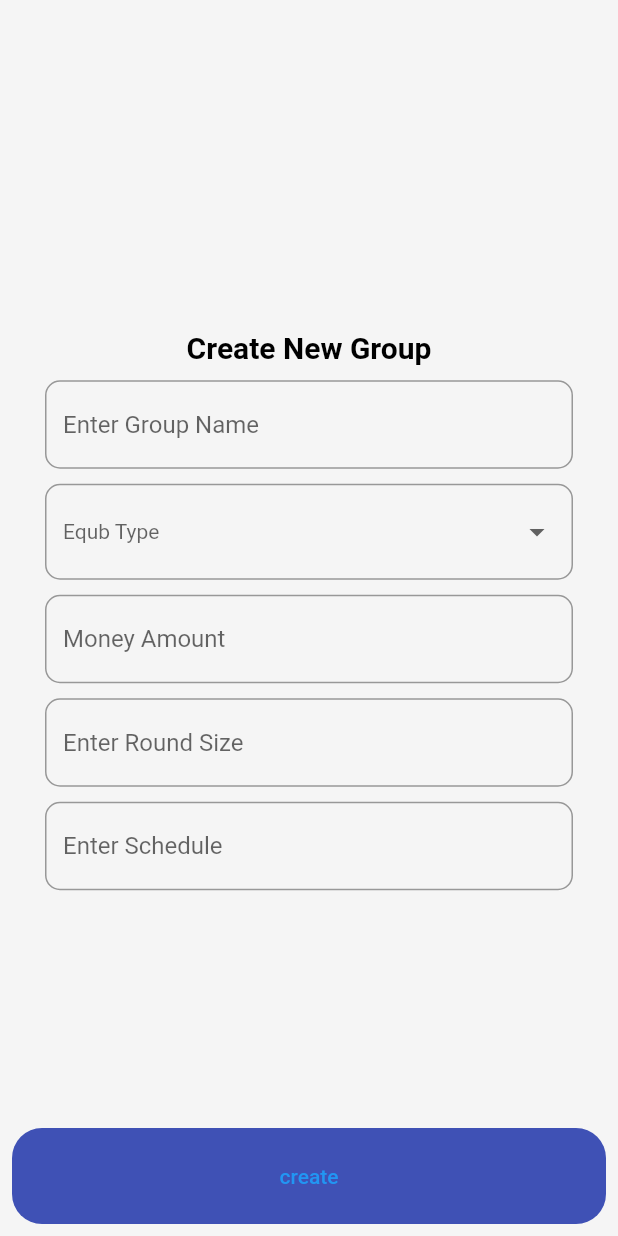
After one commit to anonymousdomain/equb, a Flutter app: the NewEqub screen opened directly, on a phone screen of 412 x 824 dp. The commit adds this screen. Run offline on Flutter 3.47's test engine with Material 2 defaults, Android fonts, the phone set to English and light mode, and no system bars; our stand-ins replace cloud_firestore, connectivity_plus, country_code_picker, firebase_auth, firebase_core, firebase_storage and 5 more; missing offline and left inert: firebase_app_check; accounts and stored records are empty.

Commit message:
create a new group form

```diff
--- /dev/null
+++ b/lib/screens/equbGroup/new_equb_group.dart
@@ -0,0 +1,154 @@
+import 'package:equb/utils/theme.dart';
+import 'package:equb/widget/custom_button.dart';
+import 'package:flutter/material.dart';
+
+class NewEqub extends StatefulWidget {
+  const NewEqub({super.key});
+
+  @override
+  State<NewEqub> createState() => _NewEqubState();
+}
+
+class _NewEqubState extends State<NewEqub> {
+  String? _selectedItem;
+  final _equbKey = GlobalKey<FormState>();
+  final _items = [
+    'Regular',
+    'Irregural',
+    'Non-Stop',
+    'Mewww',
+  ];
+  final TextEditingController _groupNameController = TextEditingController();
+  final TextEditingController _moneyamountController = TextEditingController();
+  final TextEditingController _roundSizeController = TextEditingController();
+  final TextEditingController _scheduleDateController = TextEditingController();
+  @override
+  Widget build(BuildContext context) {
+    return Scaffold(
+      resizeToAvoidBottomInset: false,
+      body: Center(
+        child: SingleChildScrollView(
+          child: Padding(
+            padding: EdgeInsets.all(30),
+            child: Form(
+              key: _equbKey,
+              child: Column(
+                crossAxisAlignment: CrossAxisAlignment.center,
+                mainAxisAlignment: MainAxisAlignment.start,
+                children: [
+                  Text(
+                    'Create New Group',
+                    style: TextStyle(
+                      fontSize: 20,
+                      color: currentTheme.currentTheme == ThemeMode.dark
+                          ? Colors.white
+                          : Colors.black,
+                      fontWeight: FontWeight.bold,
+                    ),
+                  ),
+                  SizedBox(
+                    height: 10,
+                  ),
+                  TextFormField(
+                    controller: _groupNameController,
+                    style: TextStyle(
+                        color: Theme.of(context).textTheme.headline1!.color),
+                    decoration: InputDecoration(
+                      focusColor: Theme.of(context).primaryColor,
+                      hintText: 'Enter Group Name',
+                      border: OutlineInputBorder(
+                        borderRadius: BorderRadius.circular(10),
+                        borderSide: BorderSide(color: Colors.indigo, width: 2),
+                      ),
+                    ),
+                  ),
+                  SizedBox(
+                    height: 10,
+                  ),
+                  DropdownButtonFormField(
+                    borderRadius: BorderRadius.circular(10),
+                    focusColor: Theme.of(context).primaryColor,
+                    value: _selectedItem,
+                    dropdownColor: Theme.of(context).scaffoldBackgroundColor,
+                    decoration: InputDecoration(
+                      hintText: 'Equb Type',
+                        fillColor: Theme.of(context).primaryColor,
+                        border: OutlineInputBorder(
+                          borderRadius: BorderRadius.circular(10),
+                        )),
+                    style: TextStyle(
+                        color: Theme.of(context).textTheme.headline1!.color),
+                    items: _items.map((item) {
+                      return DropdownMenuItem(value: item, child: Text(item));
+                    }).toList(),
+                    onChanged: (String? value) {
+                      setState(() {
+                        _selectedItem = value!;
+                      });
+                    },
+                    isDense: true,
+                  ),
+                  SizedBox(
+                    height: 10,
+                  ),
+                  TextFormField(
+                    controller: _moneyamountController,
+                    style: TextStyle(
+                        color: Theme.of(context).textTheme.headline1!.color),
+                    decoration: InputDecoration(
+                      focusColor: Theme.of(context).primaryColor,
+                      hintText: 'Money Amount',
+                      border: OutlineInputBorder(
+                        borderRadius: BorderRadius.circular(10),
+                        borderSide: BorderSide(color: Colors.indigo, width: 2),
+                      ),
+                    ),
+                    keyboardType: TextInputType.number,
+                  ),
+                  SizedBox(
+                    height: 10,
+                  ),
+                  TextFormField(
+                    controller: _roundSizeController,
+                    style: TextStyle(
+                        color: Theme.of(context).textTheme.headline1!.color),
+                    decoration: InputDecoration(
+                      focusColor: Theme.of(context).primaryColor,
+                      hintText: 'Enter Round Size',
+                      border: OutlineInputBorder(
+                        borderRadius: BorderRadius.circular(10),
+                        borderSide: BorderSide(color: Colors.indigo, width: 2),
+                      ),
+                    ),
+                    keyboardType: TextInputType.number,
+                  ),
+                  SizedBox(
+                    height: 10,
+                  ),
+                  TextFormField(
+                    controller: _scheduleDateController,
+                    style: TextStyle(
+                        color: Theme.of(context).textTheme.headline1!.color),
+                    decoration: InputDecoration(
+                      focusColor: Theme.of(context).primaryColor,
+                      hintText: 'Enter Schedule',
+                      border: OutlineInputBorder(
+                        borderRadius: BorderRadius.circular(10),
+                        borderSide: BorderSide(color: Colors.indigo, width: 2),
+                      ),
+                    ),
+                    keyboardType: TextInputType.datetime,
+                  ),
+                  SizedBox(
+                    height: 10,
+                  ),
+                ],
+              ),
+            ),
+          ),
+        ),
+      ),
+      bottomSheet: CustomButton(title: 'create', onTap: () {}),
+    );
+  }
+}
--- a/lib/screens/user_profile.dart
+++ b/lib/screens/user_profile.dart
@@ -194,6 +194,7 @@ class _UserProifleState extends State<UserProifle> {
                   value: _selectedItem,
                   dropdownColor: Theme.of(context).scaffoldBackgroundColor,
                   decoration: InputDecoration(
+                    hintText: 'Bank Type',
                       fillColor: Theme.of(context).primaryColor,
                       border: OutlineInputBorder(
                         borderRadius: BorderRadius.circular(10),
--- a/lib/widget/nav_drawer.dart
+++ b/lib/widget/nav_drawer.dart
@@ -1,6 +1,7 @@
 import 'package:equb/models/user.dart';
 import 'package:equb/provider/auth_state.dart';
 import 'package:equb/screens/equbGroup/equb_groups.dart';
+import 'package:equb/screens/equbGroup/new_equb_group.dart';
 import 'package:equb/service/services.dart';
 import 'package:equb/utils/theme.dart';
 import 'package:flutter/material.dart';
@@ -93,7 +94,8 @@ class _NavDrawerState extends State<NavDrawer> {
           _user?.role == 'admin'
               ? ListTile(
                   title: Text('New'),
-                  onTap: () => Navigator.pop(context),
+                  onTap: () => Navigator.push(context,
+                      MaterialPageRoute(builder: (context) => NewEqub())),
                   leading: Icon(FeatherIcons.plusCircle),
                 )
               : SizedBox.shrink(),
```
